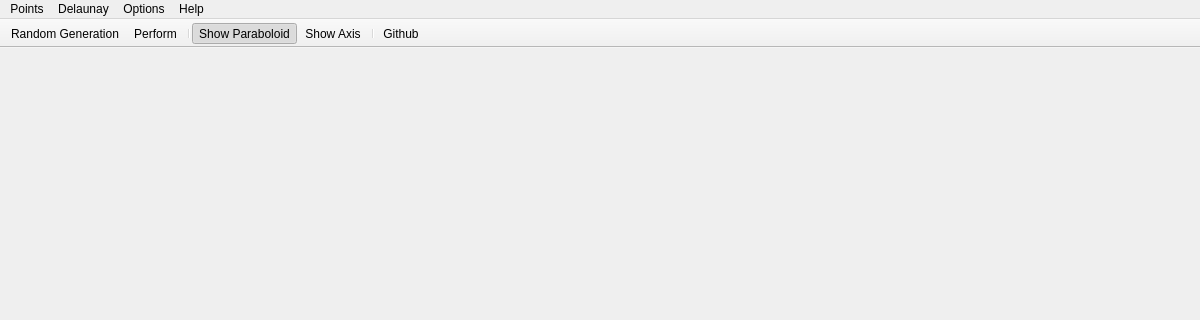
This is mainwindow.ui in qiaone/delaunay as Qt 5 draws it before an edit; both pictures show x 0 to 1200 and y 0 to 320 of the 1200 by 680 pixel window. The edited form follows.
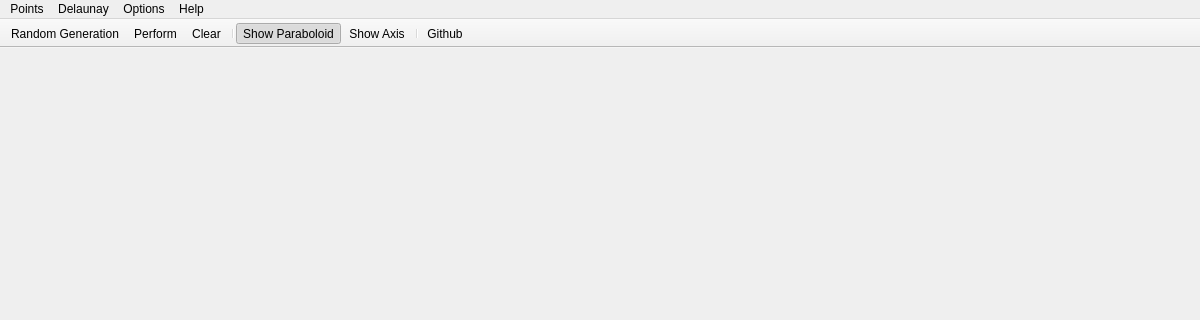
This is the edited form. Icons and pictures are not drawn. Custom widgets are drawn as their Qt base class.

```diff
--- a/mainwindow.ui
+++ b/mainwindow.ui
@@ -92,6 +92,7 @@
    </attribute>
    <addaction name="actionRandomGeneration"/>
    <addaction name="actionPerform"/>
+   <addaction name="actionClear"/>
    <addaction name="separator"/>
    <addaction name="actionShow_Paraboloid"/>
    <addaction name="actionShow_Axis"/>
```
Left out of the diff: 16 changed lines with no effect on the pictures.
